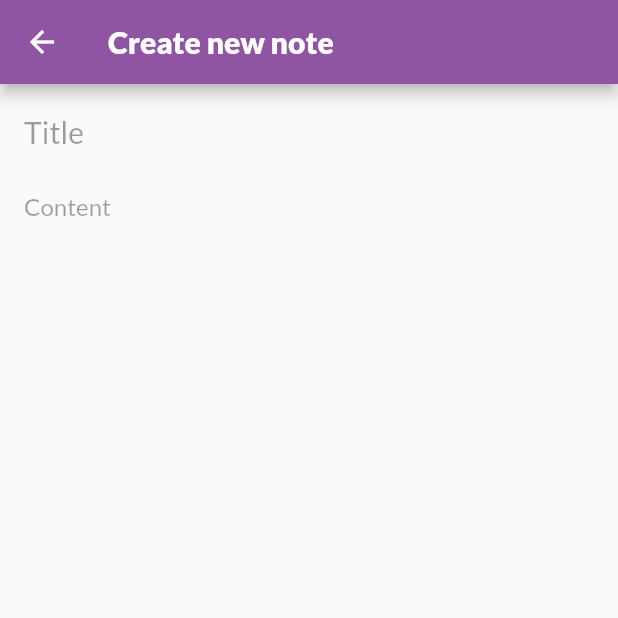
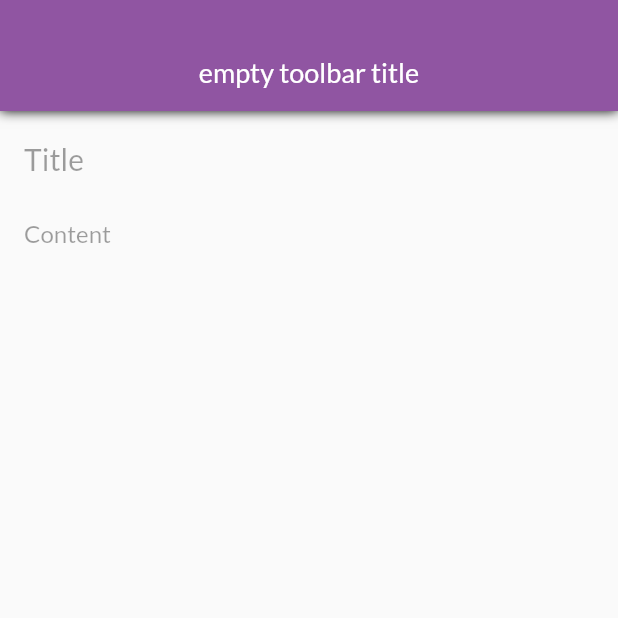
Before and after one commit to yaroslav-tokar/todo_sandbox, a Flutter app: the screen it shows after launch, after a tap on the "add" icon, on a phone screen of 412 x 824 dp, the top half of it. Run offline on Flutter 3.47's test engine with Material 2 defaults, Android fonts, the light colour scheme and no system bars; our stand-ins replace dio, equatable, floor, get_it, google_fonts, retrofit and 2 more; missing offline and left inert: flutter_vibrate; accounts and stored records are empty; generated files the repository leaves out were written again.

Commit message:
wip on custom toolbar;

```diff
--- a/lib/config/mixin/toolbar_config_mixin.dart
+++ b/lib/config/mixin/toolbar_config_mixin.dart
@@ -1,19 +1,29 @@
 import 'dart:async';
 
 import 'package:rxdart/rxdart.dart';
+import 'package:todo_sandbox/data/models/toolbar_settings.dart';
+
+ToolbarSettings defaultToolbarSettings = ToolbarSettings(
+  title: '',
+  onLeftCloseButtonTapped: () => null,
+);
 
 class ToolbarConfigMixin {
-  final _toolbarTitleSc = BehaviorSubject<String>();
+  final _toolbarSettingsSc = BehaviorSubject<ToolbarSettings>();
 
-  void updateToolbarTitle(String newTitle) {
-    _toolbarTitleSc.add(newTitle);
+  Future<void> updateToolbarSettings(ToolbarSettings? toolbarSettings) async {
+    _toolbarSettingsSc.add(toolbarSettings ?? defaultToolbarSettings);
   }
 
-  Stream<String> get toolbarTitleStream => _toolbarTitleSc.stream;
+  Future<void> updateToolbarTitle(String toolbarTitle) async {
+    _toolbarSettingsSc.add(defaultToolbarSettings..title = toolbarTitle);
+  }
 
-  String get toolbarTitle => _toolbarTitleSc.value;
+  Stream<ToolbarSettings> get toolbarSettingsStream =>
+      _toolbarSettingsSc.stream;
+
 
   void disposeToolbar() {
-    _toolbarTitleSc.close();
+    _toolbarSettingsSc.close();
   }
 }
--- a/lib/data/models/toolbar_settings.dart
+++ b/lib/data/models/toolbar_settings.dart
@@ -1,11 +1,13 @@
 class ToolbarSettings {
-  final bool hasLeftCloseButton;
+  String title;
+  final bool hasBackButton;
+  final bool? hasLeftCloseButton;
   final Function? onLeftCloseButtonTapped;
-  final bool hasTitle;
 
   ToolbarSettings({
     this.hasLeftCloseButton = false,
-    this.hasTitle = false,
     this.onLeftCloseButtonTapped,
+    this.hasBackButton = false,
+    required this.title,
   });
 }
--- a/lib/presentation/block/toolbar_notifiable_model.dart
+++ b/lib/presentation/block/toolbar_notifiable_model.dart
@@ -0,0 +1,5 @@
+import 'package:flutter/material.dart';
+
+class ToolbarNotifiableModel extends ChangeNotifier{
+
+}
--- a/lib/presentation/custom_view/toolbar_view.dart
+++ b/lib/presentation/custom_view/toolbar_view.dart
@@ -2,13 +2,20 @@ import 'package:flutter/material.dart';
 import 'package:todo_sandbox/config/theme/styles.dart';
 import 'package:todo_sandbox/core/constants/colors.dart';
 import 'package:todo_sandbox/core/util/hex_color.dart';
+import 'package:todo_sandbox/data/models/toolbar_settings.dart';
+
+
 
 class ToolbarView extends StatelessWidget {
-  const ToolbarView({Key? key}) : super(key: key);
+  const ToolbarView({Key? key, required this.toolbarSettings})
+      : super(key: key);
+
+  final ToolbarSettings? toolbarSettings;
 
   @override
   Widget build(BuildContext context) {
     const String title = 'empty toolbar title';
+
     return Container(
         decoration: BoxDecoration(color: primaryColor, boxShadow: <BoxShadow>[
           BoxShadow(color: HexColor('#000000'), blurRadius: 6)
@@ -16,6 +23,7 @@ class ToolbarView extends StatelessWidget {
         padding: const EdgeInsets.only(top: 22),
         child: Row(
           children: <Widget>[
+            if (toolbarSettings!.hasBackButton)
               const Padding(
                   padding: EdgeInsets.only(left: 14),
                   child: Icon(
--- a/lib/presentation/screens/base/screen/base_screen.dart
+++ b/lib/presentation/screens/base/screen/base_screen.dart
@@ -1,16 +1,18 @@
 import 'package:flutter/material.dart';
+import 'package:todo_sandbox/config/mixin/toolbar_config_mixin.dart';
 import 'package:todo_sandbox/data/enums.dart';
+import 'package:todo_sandbox/data/models/toolbar_settings.dart';
 import 'package:todo_sandbox/presentation/block/base/base_block.dart';
 import 'package:todo_sandbox/presentation/custom_view/blocking_view.dart';
 import 'package:todo_sandbox/presentation/custom_view/progress_view.dart';
 import 'package:todo_sandbox/presentation/custom_view/reloadable_error_view.dart';
+import 'package:todo_sandbox/presentation/custom_view/toolbar_view.dart';
 
 const TextStyle toolbarFontStyle =
     TextStyle(fontWeight: FontWeight.w800, fontSize: 20);
 
 class BaseScreenView<T extends BaseBloc> extends StatelessWidget {
-  final bool hasToolbar;
-  final String? title;
+  final ToolbarSettings? toolbarSettings;
   final Widget content;
   final ScreenViewState screenViewState;
   final bool canPop;
@@ -22,13 +24,12 @@ class BaseScreenView<T extends BaseBloc> extends StatelessWidget {
   const BaseScreenView({
     Key? key,
     required this.bloc,
-    required this.hasToolbar,
-    this.title = '',
     required this.content,
     this.screenViewState = ScreenViewState.ready,
     this.canPop = true,
     this.onFloatingActionButtonTapped,
     this.onBackBtnPressed,
+    this.toolbarSettings,
   }) : super(key: key);
 
   @override
@@ -36,15 +37,17 @@ class BaseScreenView<T extends BaseBloc> extends StatelessWidget {
 
   Widget _buildScreen(BuildContext context) {
     // final double paddingTop = MediaQuery.of(context).padding.top;
-    final AppBar? toolBar = hasToolbar ? _buildToolbar() : null;
+    final Widget toolBar =
+        toolbarSettings != null ? _buildToolbar() : const SizedBox.shrink();
+    bloc.updateToolbarSettings(toolbarSettings);
 
     final Widget screenContent = _buildScreenContent();
 
     final Widget scaffold = Scaffold(
         floatingActionButton: _buildFloatingActionButton(),
-        appBar: toolBar,
         body: Column(
           children: <Widget>[
+            toolBar,
             screenContent,
           ],
         ));
@@ -100,16 +103,10 @@ class BaseScreenView<T extends BaseBloc> extends StatelessWidget {
                   ? const ProgressView()
                   : const SizedBox.shrink());
 
-  AppBar _buildToolbar() => AppBar(
-        title: StreamBuilder<String>(
-          initialData: title,
-          stream: bloc.toolbarTitleStream,
-          builder: (BuildContext context, AsyncSnapshot<String> snapshot) {
-            return Text(
-              snapshot.data ?? '',
-              style: toolbarFontStyle,
-            );
-          },
-        ),
-      );
+  Widget _buildToolbar() => StreamBuilder<ToolbarSettings>(
+      initialData: defaultToolbarSettings,
+      stream: bloc.toolbarSettingsStream,
+      builder:
+          (BuildContext context, AsyncSnapshot<ToolbarSettings> snapshot) =>
+              ToolbarView(toolbarSettings: snapshot.data));
 }
--- a/lib/presentation/screens/home/home_screen.dart
+++ b/lib/presentation/screens/home/home_screen.dart
@@ -1,6 +1,7 @@
 import 'package:flutter/material.dart';
 import 'package:flutter_staggered_grid_view/flutter_staggered_grid_view.dart';
 import 'package:todo_sandbox/data/models/note_model.dart';
+import 'package:todo_sandbox/data/models/toolbar_settings.dart';
 import 'package:todo_sandbox/presentation/block/home_block.dart';
 import 'package:todo_sandbox/presentation/custom_view/note_view.dart';
 import 'package:todo_sandbox/presentation/screens/base/screen/base_screen.dart';
@@ -18,10 +19,9 @@ class _HomeScreenState extends BaseState<HomeBlock, HomeScreen> {
   @override
   Widget build(BuildContext context) => BaseScreenView<HomeBlock>(
       bloc: bloc,
-      hasToolbar: true,
+      toolbarSettings: ToolbarSettings(title: 'Notes'),
       onFloatingActionButtonTapped: bloc.onFloatingActionButtonClicked,
-      content: buildBody,
-      title: 'Notes');
+      content: buildBody);
 
   @override
   Widget get buildBody => Column(
--- a/lib/presentation/screens/note/note_details_screen.dart
+++ b/lib/presentation/screens/note/note_details_screen.dart
@@ -1,5 +1,6 @@
 import 'package:flutter/material.dart';
 import 'package:todo_sandbox/data/models/note_details_model.dart';
+import 'package:todo_sandbox/data/models/toolbar_settings.dart';
 import 'package:todo_sandbox/presentation/arguments/note_details_arguments.dart';
 import 'package:todo_sandbox/presentation/screens/base/screen/base_screen.dart';
 import 'package:todo_sandbox/presentation/screens/base/state/base_state_with_arguments.dart';
@@ -18,7 +19,7 @@ class _NoteDetailsScreenState extends BaseStateWithArguments<NoteDetailsBloc,
   Widget build(BuildContext context) => BaseScreenView<NoteDetailsBloc>(
         bloc: bloc,
         onBackBtnPressed: bloc.onBackButtonPressed,
-        hasToolbar: true,
+        toolbarSettings: ToolbarSettings(title: ''),
         content: buildBody,
       );
 
```
Lines whose indentation alone changed are shown as unchanged.
